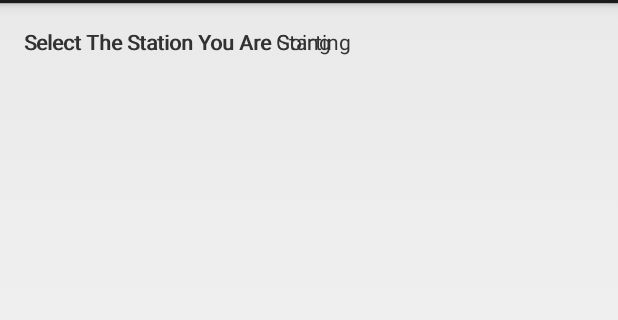
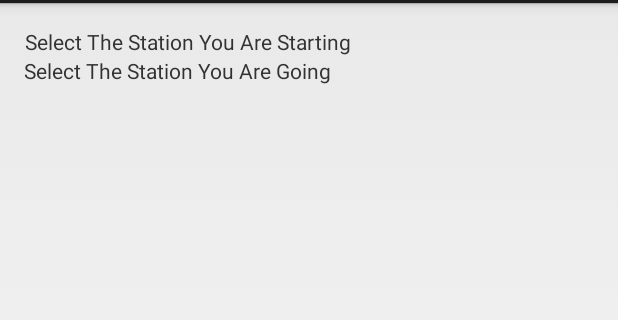
Before and after one commit to isaactherose/Bart_Wake_Me_Up, an Android app: the screen it shows after launch (SetJourney), on a phone screen of 412 x 824 dp, the part 69-389 px from its top. Run offline under Robolectric (Android 15) with nearby library versions, the phone set to English and light mode, and no system bars.

```diff
--- a/app/src/main/res/layout/activity_set_journey.xml
+++ b/app/src/main/res/layout/activity_set_journey.xml
@@ -22,6 +22,8 @@
         android:layout_width="wrap_content"
         android:layout_height="wrap_content"
         android:text="@string/station_destination_string"
-        android:layout_alignBottom="@id/stationFromText" />
+        android:layout_below="@id/stationFromText"
+        android:layout_alignParentLeft="true"
+        android:layout_alignParentStart="true" />
 
 </RelativeLayout>
```
